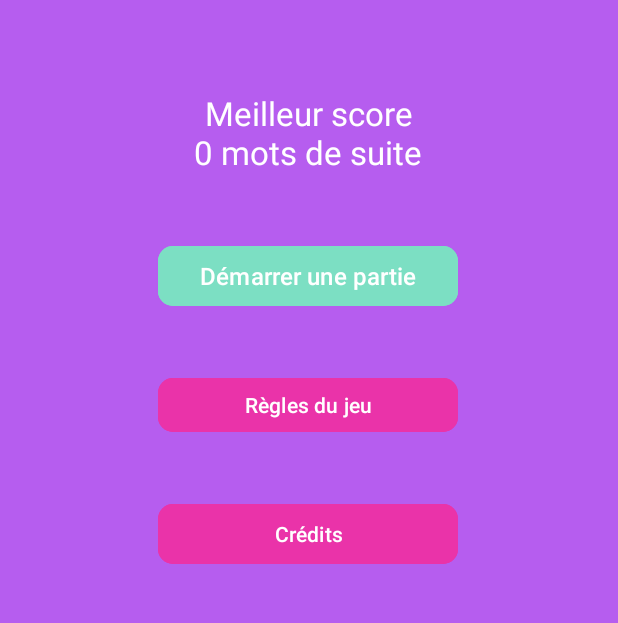
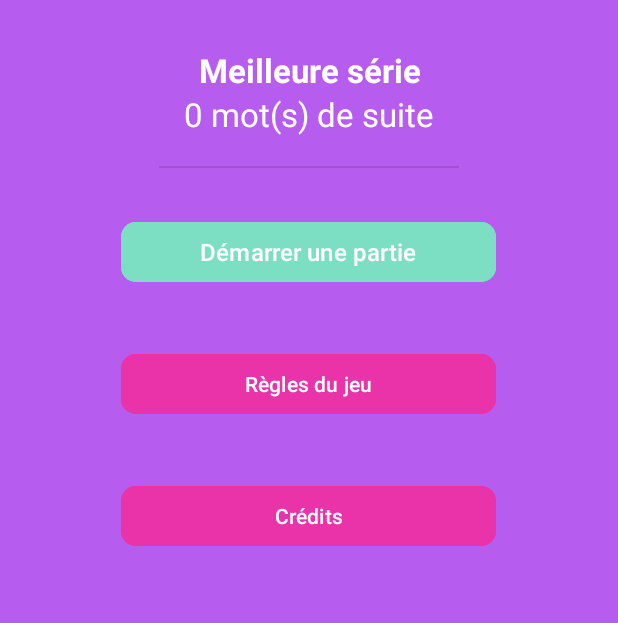
Before and after one commit to 2Axelle9/jeu-Mot-A-Mot, an Android app: the screen it shows after launch (AccueilActivity), on a phone screen of 412 x 824 dp, the part 256-879 px from its top. Run offline under Robolectric (Android 15) with nearby library versions, the phone set to English and light mode, and no system bars.

Commit message:
Amélioration responsive et design pages d'accueil et de fin

```diff
--- a/app/src/main/java/com/example/motamot/AccueilActivity.kt
+++ b/app/src/main/java/com/example/motamot/AccueilActivity.kt
@@ -2,6 +2,7 @@ package com.example.motamot
 
 import android.content.Intent
 import android.os.Bundle
+import android.text.Html
 import android.widget.Button
 import android.widget.TextView
 import androidx.activity.enableEdgeToEdge
@@ -20,6 +21,7 @@ class AccueilActivity : AppCompatActivity() {
     private lateinit var btnRules : Button
     private lateinit var btnCredits : Button
     private lateinit var tvBestScore : TextView
+    private lateinit var formattedText : String
 
 
     override fun onCreate(savedInstanceState: Bundle?) {
@@ -64,6 +66,8 @@ class AccueilActivity : AppCompatActivity() {
             bestScore = 0
         }
         tvBestScore = findViewById(R.id.tvBestScore)
-        tvBestScore.setText("Meilleur score\n" + bestScore.toString() + " mots de suite")
+
+        formattedText = "<b>Meilleure série</b><br/>" + bestScore.toString() + " mot(s) de suite"
+        tvBestScore.setText(Html.fromHtml(formattedText));//Permet d'interpréter les balises HTML
     }
 }
--- a/app/src/main/res/layout/activity_accueil.xml
+++ b/app/src/main/res/layout/activity_accueil.xml
@@ -7,34 +7,6 @@
     android:layout_height="match_parent"
     android:background="@color/light_color"
     tools:context=".AccueilActivity">
-
-    <Button
-        android:id="@+id/btnCredits"
-        android:layout_width="200dp"
-        android:layout_height="wrap_content"
-        android:layout_marginTop="40dp"
-        android:backgroundTint="@color/contrast_color_2"
-        android:text="@string/btn_credits"
-        android:textColor="@color/white"
-        app:cornerRadius="10dp"
-        app:layout_constraintEnd_toEndOf="parent"
-        app:layout_constraintHorizontal_bias="0.498"
-        app:layout_constraintStart_toStartOf="parent"
-        app:layout_constraintTop_toBottomOf="@+id/btnRules" />
-
-    <Button
-        android:id="@+id/btnRules"
-        android:layout_width="200dp"
-        android:layout_height="44dp"
-        android:layout_marginTop="40dp"
-        android:backgroundTint="@color/contrast_color_2"
-        android:text="@string/btn_rules"
-        android:textColor="@color/white"
-        app:cornerRadius="10dp"
-        app:layout_constraintEnd_toEndOf="parent"
-        app:layout_constraintHorizontal_bias="0.498"
-        app:layout_constraintStart_toStartOf="parent"
-        app:layout_constraintTop_toBottomOf="@+id/btnStart" />
 
     <TextView
         android:id="@+id/tvGameName"
@@ -50,32 +22,75 @@
         app:layout_constraintTop_toTopOf="parent"
         app:layout_constraintVertical_bias="0.137" />
 
-    <Button
-        android:id="@+id/btnStart"
-        android:layout_width="200dp"
+    <LinearLayout
+        android:layout_width="match_parent"
         android:layout_height="wrap_content"
-        android:layout_marginTop="160dp"
-        android:backgroundTint="@color/contrast_color"
-        android:text="@string/btn_start_text"
-        android:textColor="@color/white"
-        android:textSize="16sp"
-        app:cornerRadius="10dp"
+        android:gravity="center"
+        android:orientation="vertical"
+        app:layout_constraintBottom_toTopOf="@+id/linearLayout2"
         app:layout_constraintEnd_toEndOf="parent"
-        app:layout_constraintHorizontal_bias="0.497"
         app:layout_constraintStart_toStartOf="parent"
-        app:layout_constraintTop_toBottomOf="@+id/tvGameName" />
+        app:layout_constraintTop_toBottomOf="@+id/tvGameName">
 
         <TextView
             android:id="@+id/tvBestScore"
             android:layout_width="wrap_content"
             android:layout_height="wrap_content"
-        android:layout_marginBottom="44dp"
             android:text="@string/bestScore"
             android:textAlignment="center"
             android:textColor="@color/dark_color"
-        android:textSize="22sp"
-        app:layout_constraintBottom_toTopOf="@+id/btnStart"
+            android:textSize="22sp" />
+
+        <View
+            android:id="@+id/divider"
+            android:layout_width="200dp"
+            android:layout_height="1dp"
+            android:layout_marginTop="20dp"
+            android:background="?android:attr/listDivider" />
+    </LinearLayout>
+
+    <LinearLayout
+        android:id="@+id/linearLayout2"
+        android:layout_width="match_parent"
+        android:layout_height="wrap_content"
+        android:gravity="center"
+        android:orientation="vertical"
+        app:layout_constraintBottom_toBottomOf="parent"
         app:layout_constraintEnd_toEndOf="parent"
-        app:layout_constraintHorizontal_bias="0.498"
-        app:layout_constraintStart_toStartOf="parent" />
+        app:layout_constraintStart_toStartOf="parent"
+        app:layout_constraintTop_toTopOf="parent"
+        app:layout_constraintVertical_bias="0.524">
+
+        <Button
+            android:id="@+id/btnStart"
+            android:layout_width="250dp"
+            android:layout_height="wrap_content"
+            android:backgroundTint="@color/contrast_color"
+            android:text="@string/btn_start_text"
+            android:textColor="@color/white"
+            android:textSize="16sp"
+            app:cornerRadius="10dp" />
+
+        <Button
+            android:id="@+id/btnRules"
+            android:layout_width="250dp"
+            android:layout_height="wrap_content"
+            android:layout_marginTop="40dp"
+            android:backgroundTint="@color/contrast_color_2"
+            android:text="@string/btn_rules"
+            android:textColor="@color/white"
+            app:cornerRadius="10dp" />
+
+        <Button
+            android:id="@+id/btnCredits"
+            android:layout_width="250dp"
+            android:layout_height="wrap_content"
+            android:layout_marginTop="40dp"
+            android:backgroundTint="@color/contrast_color_2"
+            android:text="@string/btn_credits"
+            android:textColor="@color/white"
+            app:cornerRadius="10dp" />
+
+    </LinearLayout>
+
 </androidx.constraintlayout.widget.ConstraintLayout>
--- a/app/src/main/res/values/strings.xml
+++ b/app/src/main/res/values/strings.xml
@@ -20,7 +20,7 @@
     <string name="secretWord">MOT SECRET</string>
     <string name="btn_play">Jouer à nouveau</string>
     <string name="btn_stop">Arrêter la partie</string>
-    <string name="bestScore">Meilleure série\n5 mots</string>
+    <string name="bestScore"><b>Meilleure série</b>\n5 mots</string>
     <string name="actualScore">Mon score actuel\n2 mots de suite</string>
     <string name="help">\?</string>
     <string name="quit">X</string>
```
Also changed, not shown: app/src/main/java/com/example/motamot/EndGameActivity.kt (+7 -2 lines), app/src/main/res/layout/activity_end_game.xml (+43 -24 lines). Lines whose indentation alone changed are shown as unchanged.
